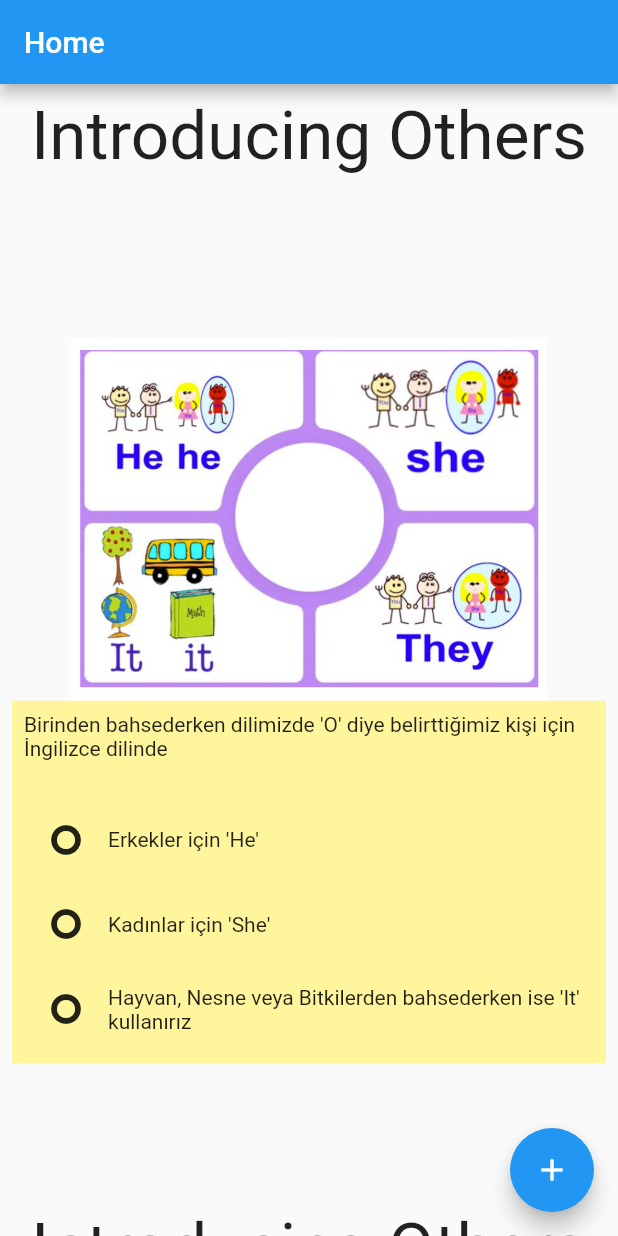
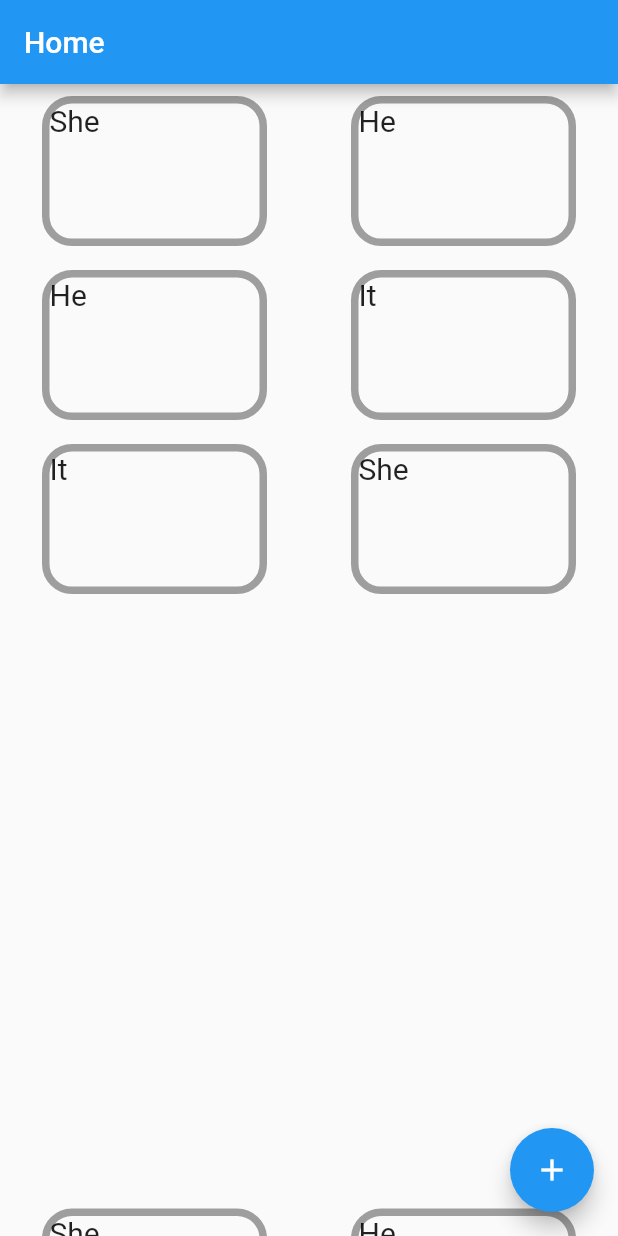
Before and after one commit to alpersln/Flutter-English-Quiz-MockUI, a Flutter app: the screen it shows after launch, on a phone screen of 412 x 824 dp. Run offline on Flutter 3.47's test engine with Material 2 defaults, Android fonts, the phone set to English and light mode, and no system bars.

Commit message:
added matching box questions

```diff
--- a/lib/view/home_view.dart
+++ b/lib/view/home_view.dart
@@ -4,6 +4,7 @@ import 'package:flutter/src/foundation/key.dart';
 import 'package:flutter/src/widgets/framework.dart';
 
 import '../widgets/intro_info.dart';
+import '../widgets/matching_boxes.dart';
 
 class HomeView extends StatefulWidget {
   int selectedIn = 0;
@@ -23,31 +24,49 @@ class _HomeViewState extends State<HomeView> {
   // }
 
   List lisOfWidgets = [
+    MatchingBoxes(),
     const IntroInfo(),
     const LearningVideoExamples(
       infoText:
           "Bir erkekten bahsederken 'he' öznesi ve sonrasında 'is' kullanılır",
       mockVideoUrl: "assets/learn/img_learn_he_man.png",
       learnEnglishText: "He is a man.",
-        learnTranslatedText: "O bir erkek."),
+      learnTranslatedText: "O bir erkek.",
+      showTrickInfoContainer: false,
+      trickInfoText: "",
+      trickExampleText: "",
+    ),
     const LearningVideoExamples(
       infoText:
           "Bir erkekten bahsederken 'he' öznesi ve sonrasında 'is' kullanılır",
       mockVideoUrl: "assets/learn/img_learn_obama.png",
       learnEnglishText: "He is a good man.",
-        learnTranslatedText: "O iyi bir adam."),
+      learnTranslatedText: "O iyi bir adam.",
+      showTrickInfoContainer: false,
+      trickInfoText: "",
+      trickExampleText: "",
+    ),
     const LearningVideoExamples(
       infoText:
           "Bir kadından bahsederken 'she' öznesi ve sonrasında 'is' kullanılır",
       mockVideoUrl: "assets/learn/img_learn_she_ra.png",
       learnEnglishText: "She is a woman.",
-        learnTranslatedText: "O bir kadın."),
+      learnTranslatedText: "O bir kadın.",
+      showTrickInfoContainer: true,
+      trickInfoText: "Aynı cümle şu şekilde de yazılabilir:",
+      trickExampleText: "She's a woman.",
+    ),
     const LearningVideoExamples(
       infoText:
           "İnsan dışındaki özneler veya nesnelerden bahsederken 'it' kullanırız ve 'is' ile devam ederiz",
       mockVideoUrl: "assets/learn/img_learn_cat.png",
       learnEnglishText: "It is a cat.",
-        learnTranslatedText: "O bir kedi."),
+      learnTranslatedText: "O bir kedi.",
+      showTrickInfoContainer: true,
+      trickInfoText:
+          "Cinsiyeti bilinen hayvanlar için de 'he/she' kullanılabilir",
+      trickExampleText: "She's a woman.",
+    ),
   ];
   @override
   Widget build(BuildContext context) {
@@ -68,10 +87,10 @@ class _HomeViewState extends State<HomeView> {
       ),
       body: ListView.builder(
           physics: const NeverScrollableScrollPhysics(),
-          itemCount: lisOfWidgets.length,
+          itemCount: lisOfWidgets.length - 1,
           itemBuilder: (context, index) {
             return Container(
-                alignment: Alignment.center,
+                alignment: Alignment.topCenter,
                 height: _height,
                 child: lisOfWidgets[selectedIndex]);
           }),
--- /dev/null
+++ b/lib/widgets/matching_boxes.dart
@@ -0,0 +1,128 @@
+import 'package:flutter/material.dart';
+import 'package:flutter/src/foundation/key.dart';
+import 'package:flutter/src/widgets/framework.dart';
+
+class MatchingBoxes extends StatefulWidget {
+  MatchingBoxes({Key? key}) : super(key: key);
+
+  @override
+  State<MatchingBoxes> createState() => _MatchingBoxesState();
+}
+
+class _MatchingBoxesState extends State<MatchingBoxes> {
+  var selectedBox1 = "";
+  var selectedBox2 = "";
+  var selectedBorderColor = Colors.blue;
+  var falseBorderColor = Colors.red;
+  var columnList1 = [
+    "She",
+    "He",
+    "It",
+  ];
+
+  var columnList2 = [
+    "He",
+    "It",
+    "She",
+  ];
+
+  @override
+  Widget build(BuildContext context) {
+    return Column(
+      children: [
+        Row(
+          mainAxisAlignment: MainAxisAlignment.spaceAround,
+          children: [
+            Container(
+              //    color: Colors.deepPurple,
+              child: Column(
+                children: columnList1
+                    .map((e) => Padding(
+                          padding: const EdgeInsets.all(8.0),
+                          child: GestureDetector(
+                            onTap: (() {
+                              setState(() {
+                                selectedBox1 = e;
+                                selectedBox2 = "";
+                              });
+
+                              print(selectedBox1);
+                            }),
+                            child: Container(
+                              decoration: BoxDecoration(
+                                borderRadius: BorderRadius.circular(20),
+                                border: Border.all(
+                                    color: selectedBox1 == e
+                                        ? selectedBorderColor
+                                        : Colors.grey,
+                                    width: 5),
+                              ),
+                              height: 100,
+                              width: 150,
+                              child: Text(
+                                e,
+                                style: TextStyle(
+                                  fontSize: Theme.of(context)
+                                      .textTheme
+                                      .headline6!
+                                      .fontSize,
+                                ),
+                              ),
+                            ),
+                          ),
+                        ))
+                    .toList(),
+              ),
+            ),
+            Container(
+              //  color: Colors.blue,
+              child: Column(
+                children: columnList2
+                    .map((e) => Padding(
+                          padding: const EdgeInsets.all(8.0),
+                          child: GestureDetector(
+                            onTap: (() {
+                              setState(
+                                () {
+                                  selectedBox2 = e;
+                                  print(selectedBox2);
+                                },
+                              );
+                              if (selectedBox1 == selectedBox2) {
+                                selectedBorderColor = Colors.green;
+                              } else {
+                                selectedBorderColor = Colors.red;
+                              }
+                            }),
+                            child: Container(
+                              decoration: BoxDecoration(
+                                borderRadius: BorderRadius.circular(20),
+                                border: Border.all(
+                                    color: selectedBox2 == e
+                                        ? selectedBorderColor
+                                        : Colors.grey,
+                                    width: 5),
+                              ),
+                              height: 100,
+                              width: 150,
+                              child: Text(
+                                e,
+                                style: TextStyle(
+                                  fontSize: Theme.of(context)
+                                      .textTheme
+                                      .headline6!
+                                      .fontSize,
+                                ),
+                              ),
+                            ),
+                          ),
+                        ))
+                    .toList(),
+              ),
+            ),
+          ],
+        )
+      ],
+    );
+  }
+}
```
Also changed, not shown: lib/widgets/learning_video_examples.dart (+24 -10 lines), lib/widgets/reusable_widgets/bottom_trick_info_container.dart (added, +44 -0 lines), assets/learn/img_trick_info_container.png (added). Lines whose indentation alone changed are shown as unchanged.
